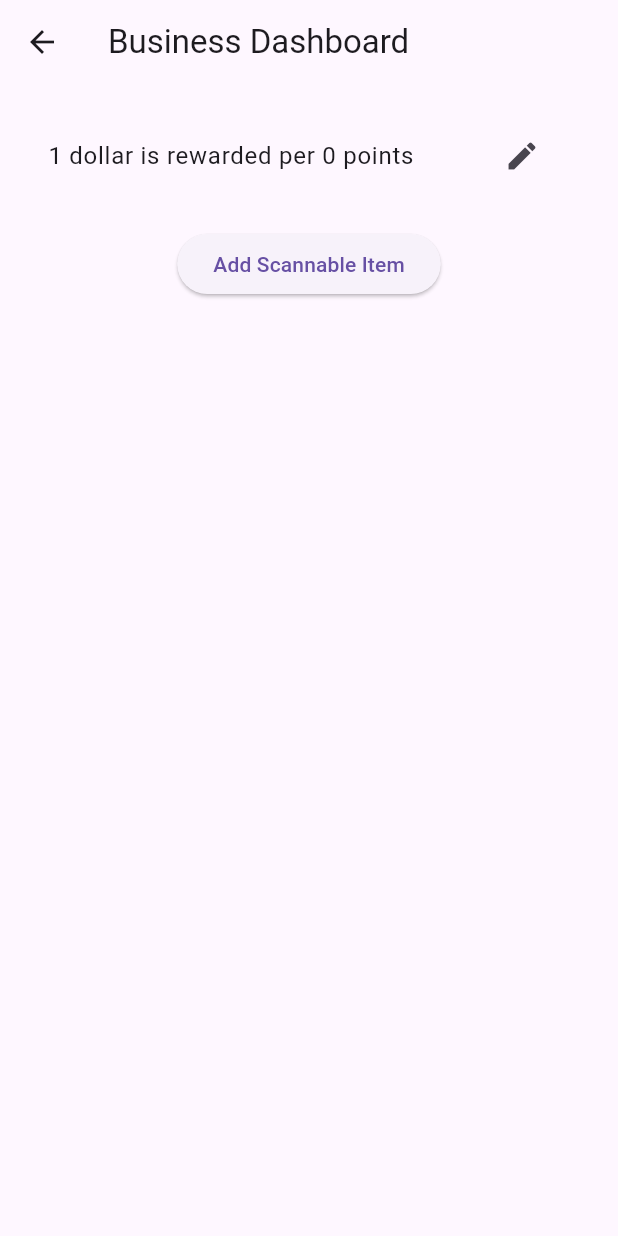
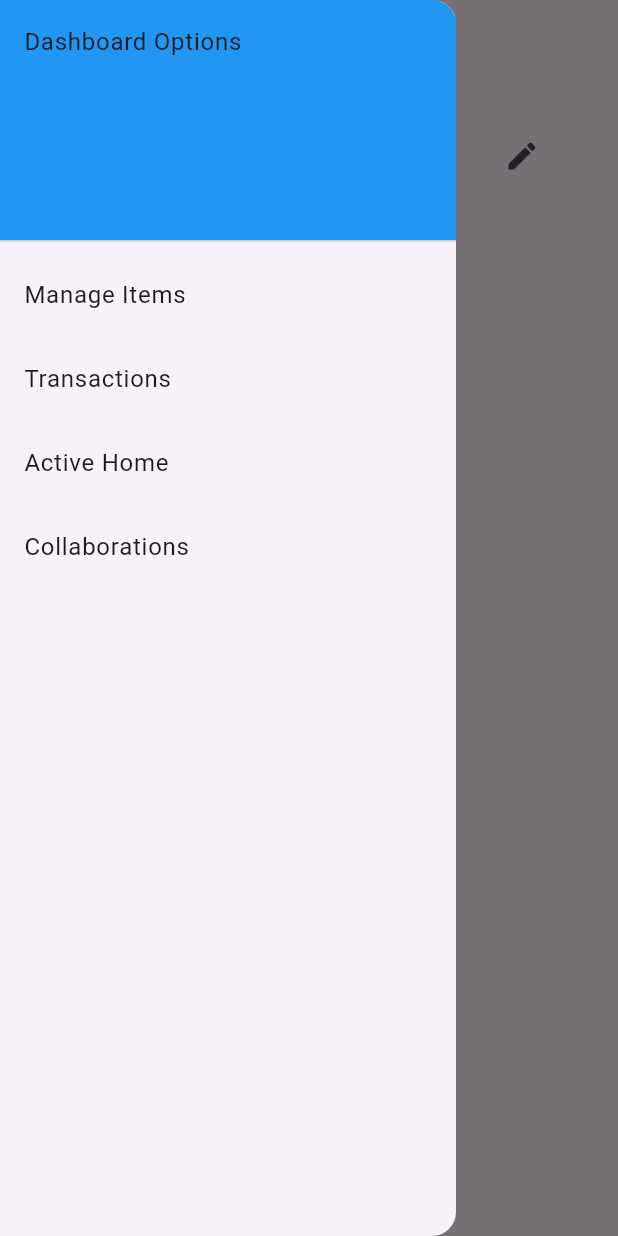
Before and after one commit to TishaJhabak1014/ReVibe, a Flutter app: the BisDashboard screen opened directly with empty values, with the side drawer open (before the commit the screen has no drawer), on a phone screen of 412 x 824 dp. Run offline on Flutter 3.47's test engine with Material 3 defaults, Android fonts, the phone set to English and light mode, and no system bars; our stand-ins replace cloud_firestore, firebase_core; accounts and stored records are empty.

Commit message:
added different tabs

```diff
--- a/revibe/lib/bis_dashboard.dart
+++ b/revibe/lib/bis_dashboard.dart
@@ -15,6 +15,10 @@ class _BisDashboardState extends State<BisDashboard> {
   List<ScannableItem> scannableItems = [];
   int? businessPointThreshold;
 
+    // Variable to track the selected option
+  String selectedOption = 'manage_items';
+
+
   @override
   void initState() {
     super.initState();
@@ -24,22 +28,121 @@ class _BisDashboardState extends State<BisDashboard> {
   }
 
 
-  @override
+  // @override
+  // Widget build(BuildContext context) {
+  //   return Scaffold(
+  //     appBar: AppBar(
+  //       title: const Text('Business Dashboard'),
+  //     ),
+  //     body: SingleChildScrollView(
+  //       padding: const EdgeInsets.all(16.0),
+  //       child: Column(
+  //         children: [
+
+  //           if (businessPointThreshold != null)
+  //             _buildMetricSettingTile(businessPointThreshold!),
+
+  //           Visibility(
+  //             visible: businessPointThreshold == null,
+  //             child: ElevatedButton(
+  //               onPressed: () {
+  //                 _editBusinessPointThresholdDialog();
+  //               },
+  //               child: const Text('Add Point Threshold'),
+  //             ),
+  //           ),
+
+  //           const SizedBox(height: 16.0), // Add some spacing
+  //           ElevatedButton(
+  //             onPressed: () {
+  //               _addScannableItemDialog();
+  //             },
+  //             child: const Text('Add Scannable Item'),
+  //           ),
+  //           const SizedBox(height: 16.0), // Add some spacing
+
+
+  //           //
+  //           // ElevatedButton(
+  //           //   onPressed: () {
+  //           //     _addScannableItemDialog();
+  //           //   },
+  //           //   child: const Text('Add Scannable Item'),
+  //           // ),
+  //           // Display added scannable items
+  //           for (int index = 0; index < scannableItems.length; index++)
+  //             _buildScannableItemTile(scannableItems[index], index),
+  //         ],
+  //       ),
+  //     ),
+  //   );
+  // }
+
+@override
   Widget build(BuildContext context) {
     return Scaffold(
       appBar: AppBar(
         title: const Text('Business Dashboard'),
       ),
+      // Add a Drawer for sidebar navigation
+      drawer: Drawer(
+        child: ListView(
+          padding: EdgeInsets.zero,
+          children: [
+            DrawerHeader(
+              child: Text('Dashboard Options'),
+              decoration: BoxDecoration(
+                color: Colors.blue,
+              ),
+            ),
+            ListTile(
+              title: Text('Manage Items'),
+              onTap: () {
+                // Change the selected option and close the drawer
+                setState(() {
+                  selectedOption = 'manage_items';
+                });
+                Navigator.pop(context);
+              },
+            ),
+            ListTile(
+              title: Text('Transactions'),
+              onTap: () {
+                setState(() {
+                  selectedOption = 'transactions';
+                });
+                Navigator.pop(context);
+              },
+            ),
+            ListTile(
+              title: Text('Active Home'),
+              onTap: () {
+                setState(() {
+                  selectedOption = 'active_home';
+                });
+                Navigator.pop(context);
+              },
+            ),
+            ListTile(
+              title: Text('Collaborations'),
+              onTap: () {
+                setState(() {
+                  selectedOption = 'collaborations';
+                });
+                Navigator.pop(context);
+              },
+            ),
+          ],
+        ),
+      ),
       body: SingleChildScrollView(
         padding: const EdgeInsets.all(16.0),
         child: Column(
           children: [
-
-            if (businessPointThreshold != null)
+            if (businessPointThreshold != null && selectedOption == 'manage_items')
               _buildMetricSettingTile(businessPointThreshold!),
-
             Visibility(
-              visible: businessPointThreshold == null,
+              visible: businessPointThreshold == null && selectedOption == 'manage_items',
               child: ElevatedButton(
                 onPressed: () {
                   _editBusinessPointThresholdDialog();
@@ -47,27 +150,28 @@ class _BisDashboardState extends State<BisDashboard> {
                 child: const Text('Add Point Threshold'),
               ),
             ),
-
-            const SizedBox(height: 16.0), // Add some spacing
-            ElevatedButton(
+            const SizedBox(height: 16.0),
+            Visibility(
+              visible: selectedOption == 'manage_items',
+              child: ElevatedButton(
               onPressed: () {
                 _addScannableItemDialog();
               },
               child: const Text('Add Scannable Item'),
             ),
-            const SizedBox(height: 16.0), // Add some spacing
+            ),
+            if ( selectedOption == 'manage_items')
+              for (int index = 0; index < scannableItems.length; index++)
+                _buildScannableItemTile(scannableItems[index], index),
 
+            const SizedBox(height: 16.0),
+            if (selectedOption == 'transactions')
+              Text('Your transactions go here'),
+            if (selectedOption == 'active_home')
+              Text('This is Active Home'),
+            if (selectedOption == 'collaborations')
+              Text('Your collaborations go here'),
 
-            //
-            // ElevatedButton(
-            //   onPressed: () {
-            //     _addScannableItemDialog();
-            //   },
-            //   child: const Text('Add Scannable Item'),
-            // ),
-            // Display added scannable items
-            for (int index = 0; index < scannableItems.length; index++)
-              _buildScannableItemTile(scannableItems[index], index),
           ],
         ),
       ),
```
